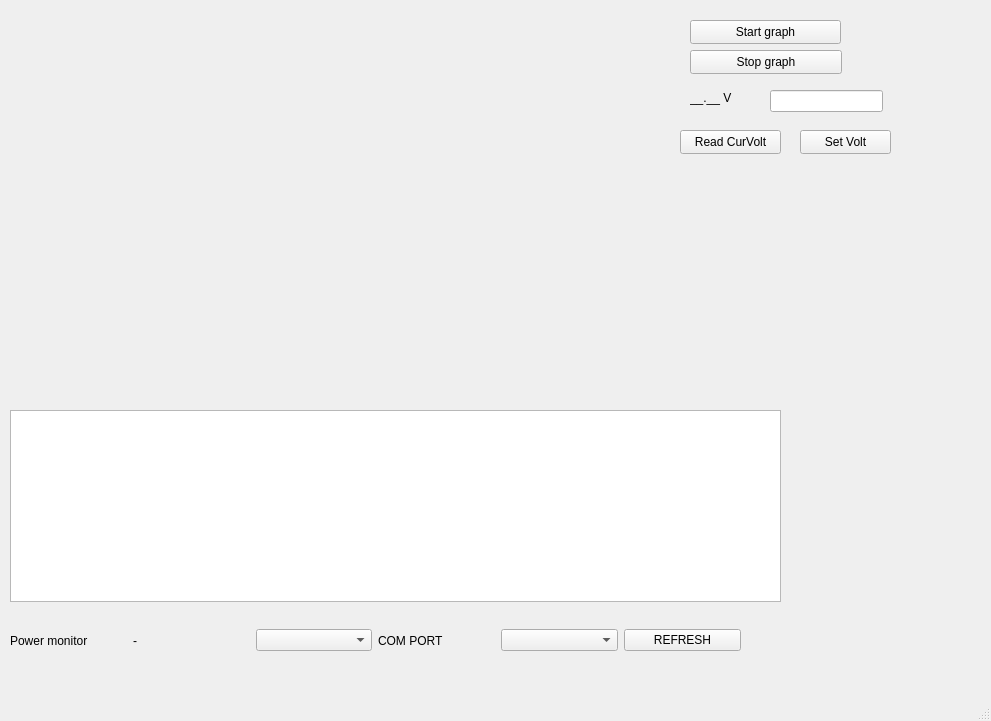
First picture: the form in ui/main_ui.ui, repository DragonHyun1/DOU, before the edit.
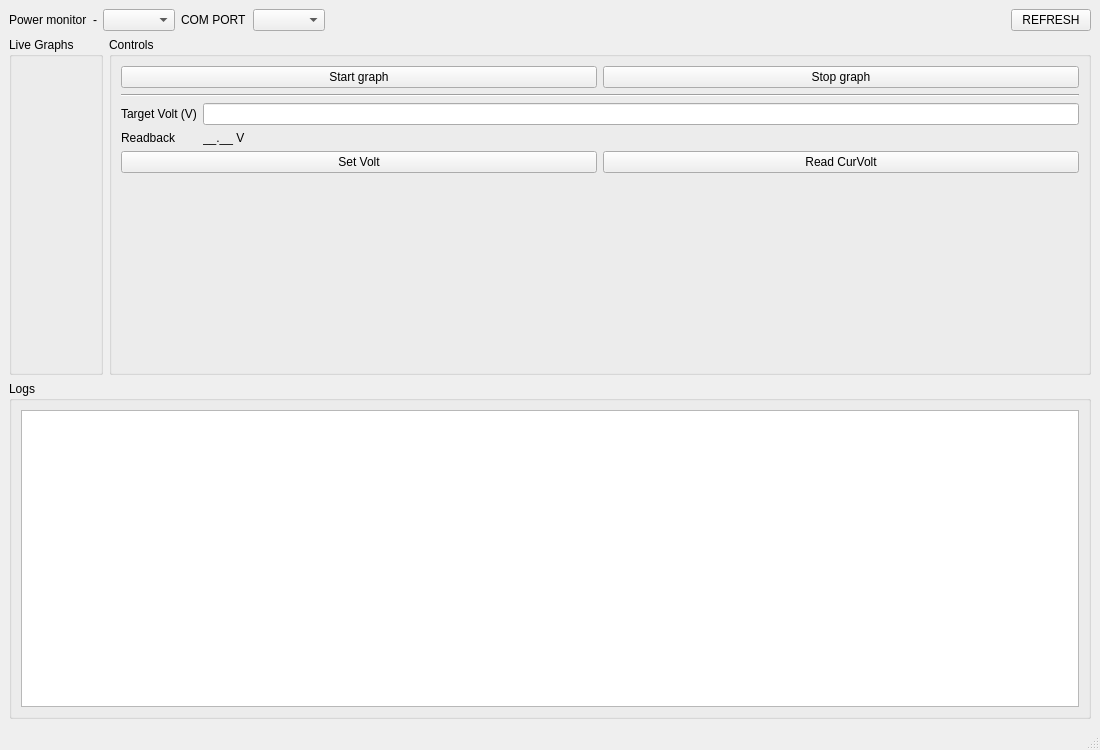
Second picture: the form after the edit.

Commit message:
Refactor: Restructure UI layout and apply dark theme
Restructure the main window layout using QVBoxLayout and QHBoxLayout for better organization. Apply a dark theme to all widgets and PyQtGraph plots. Update window title.

```diff
--- a/ui/main_ui.ui
+++ b/ui/main_ui.ui
@@ -6,24 +6,17 @@
    <rect>
     <x>0</x>
     <y>0</y>
-    <width>991</width>
-    <height>721</height>
+    <width>1100</width>
+    <height>750</height>
    </rect>
   </property>
   <property name="windowTitle">
    <string>MainWindow</string>
   </property>
   <widget class="QWidget" name="centralwidget">
-   <widget class="QWidget" name="horizontalLayoutWidget">
-    <property name="geometry">
-     <rect>
-      <x>10</x>
-      <y>620</y>
-      <width>731</width>
-      <height>41</height>
-     </rect>
-    </property>
-    <layout class="QHBoxLayout" name="horizontalLayout">
+   <layout class="QVBoxLayout" name="rootLayout">
+    <item>
+     <layout class="QHBoxLayout" name="topBarLayout">
      <item>
       <widget class="QLabel" name="PM_LB">
        <property name="text">
@@ -51,6 +44,19 @@
      <item>
       <widget class="QComboBox" name="comport_CB"/>
      </item>
+      <item>
+       <spacer name="topSpacer">
+        <property name="orientation">
+         <enum>Qt::Horizontal</enum>
+        </property>
+        <property name="sizeHint" stdset="0">
+         <size>
+          <width>40</width>
+          <height>20</height>
+         </size>
+        </property>
+       </spacer>
+      </item>
      <item>
       <widget class="QPushButton" name="port_PB">
        <property name="text">
@@ -59,113 +65,135 @@
       </widget>
      </item>
     </layout>
-   </widget>
-   <widget class="QListWidget" name="log_LW">
-    <property name="geometry">
-     <rect>
-      <x>10</x>
-      <y>410</y>
-      <width>771</width>
-      <height>192</height>
-     </rect>
-    </property>
-   </widget>
-   <widget class="QWidget" name="graphContainer" native="true">
-    <property name="geometry">
-     <rect>
-      <x>10</x>
-      <y>10</y>
-      <width>661</width>
-      <height>381</height>
-     </rect>
-    </property>
-    <widget class="QWidget" name="verticalLayoutWidget">
-     <property name="geometry">
-      <rect>
-       <x>10</x>
-       <y>10</y>
-       <width>641</width>
-       <height>361</height>
-      </rect>
-     </property>
+    </item>
+
+    <item>
+     <layout class="QHBoxLayout" name="contentLayout">
+      <item>
+       <widget class="QGroupBox" name="graphsGroupBox">
+        <property name="title">
+         <string>Live Graphs</string>
+        </property>
+        <layout class="QVBoxLayout" name="graphsBoxLayout">
+         <item>
      <layout class="QVBoxLayout" name="graphLayout"/>
-    </widget>
-   </widget>
+         </item>
+        </layout>
+       </widget>
+      </item>
+      <item>
+       <widget class="QGroupBox" name="controlGroupBox">
+        <property name="title">
+         <string>Controls</string>
+        </property>
+        <layout class="QVBoxLayout" name="controlVBox">
+         <item>
+          <layout class="QHBoxLayout" name="graphButtonsLayout">
+           <item>
    <widget class="QPushButton" name="startGraph_PB">
-    <property name="geometry">
-     <rect>
-      <x>690</x>
-      <y>20</y>
-      <width>151</width>
-      <height>24</height>
-     </rect>
-    </property>
     <property name="text">
      <string>Start graph</string>
     </property>
    </widget>
+           </item>
+           <item>
    <widget class="QPushButton" name="stopGraph_PB">
-    <property name="geometry">
-     <rect>
-      <x>690</x>
-      <y>50</y>
-      <width>152</width>
-      <height>24</height>
-     </rect>
-    </property>
     <property name="text">
      <string>Stop graph</string>
     </property>
    </widget>
-   <widget class="QLineEdit" name="hvpmVolt_LE">
-    <property name="geometry">
-     <rect>
-      <x>770</x>
-      <y>90</y>
-      <width>113</width>
-      <height>22</height>
-     </rect>
-    </property>
-   </widget>
-   <widget class="QPushButton" name="setVolt_PB">
-    <property name="geometry">
-     <rect>
-      <x>800</x>
-      <y>130</y>
-      <width>91</width>
-      <height>24</height>
-     </rect>
-    </property>
+           </item>
+          </layout>
+         </item>
+         <item>
+          <widget class="Line" name="line">
+           <property name="frameShape">
+            <enum>QFrame::HLine</enum>
+           </property>
+           <property name="frameShadow">
+            <enum>QFrame::Sunken</enum>
+           </property>
+          </widget>
+         </item>
+         <item>
+          <layout class="QFormLayout" name="voltForm">
+           <item row="0" column="0">
+            <widget class="QLabel" name="targetVoltTitle">
+             <property name="text">
+              <string>Target Volt (V)</string>
+             </property>
+            </widget>
+           </item>
+           <item row="0" column="1">
+            <widget class="QLineEdit" name="hvpmVolt_LE"/>
+           </item>
+           <item row="1" column="0">
+            <widget class="QLabel" name="readbackTitle">
     <property name="text">
-     <string>Set Volt</string>
-    </property>
-   </widget>
+              <string>Readback</string>
+             </property>
+            </widget>
+           </item>
+           <item row="1" column="1">
    <widget class="QLabel" name="hvpmVolt_LB">
-    <property name="geometry">
-     <rect>
-      <x>690</x>
-      <y>90</y>
-      <width>71</width>
-      <height>16</height>
-     </rect>
-    </property>
     <property name="text">
      <string>__.__ V</string>
     </property>
    </widget>
+           </item>
+          </layout>
+         </item>
+         <item>
+          <layout class="QHBoxLayout" name="voltButtonsLayout">
+           <item>
+            <widget class="QPushButton" name="setVolt_PB">
+             <property name="text">
+              <string>Set Volt</string>
+             </property>
+            </widget>
+           </item>
+           <item>
    <widget class="QPushButton" name="readVolt_PB">
-    <property name="geometry">
-     <rect>
-      <x>680</x>
-      <y>130</y>
-      <width>101</width>
-      <height>24</height>
-     </rect>
-    </property>
     <property name="text">
      <string>Read CurVolt</string>
     </property>
    </widget>
+           </item>
+          </layout>
+         </item>
+         <item>
+          <spacer name="controlSpacer">
+           <property name="orientation">
+            <enum>Qt::Vertical</enum>
+           </property>
+           <property name="sizeHint" stdset="0">
+            <size>
+             <width>20</width>
+             <height>40</height>
+            </size>
+           </property>
+          </spacer>
+         </item>
+        </layout>
+       </widget>
+      </item>
+     </layout>
+    </item>
+
+    <item>
+     <widget class="QGroupBox" name="logsGroupBox">
+      <property name="title">
+       <string>Logs</string>
+      </property>
+      <layout class="QVBoxLayout" name="logsVBox">
+       <item>
+        <widget class="QListWidget" name="log_LW"/>
+       </item>
+      </layout>
+     </widget>
+    </item>
+
+   </layout>
   </widget>
   <widget class="QMenuBar" name="menubar">
    <property name="geometry">
```
Left out of the diff: 4 changed lines with no effect on the pictures. Lines whose indentation alone changed are shown as unchanged. The commit also changes 2 other files.
